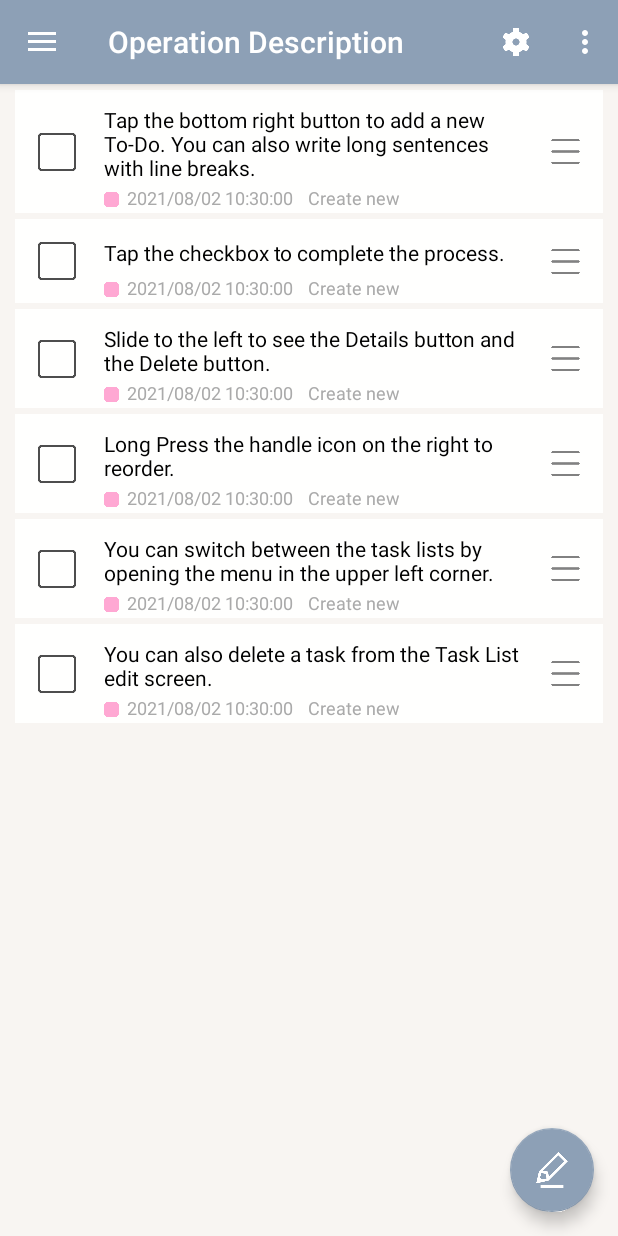
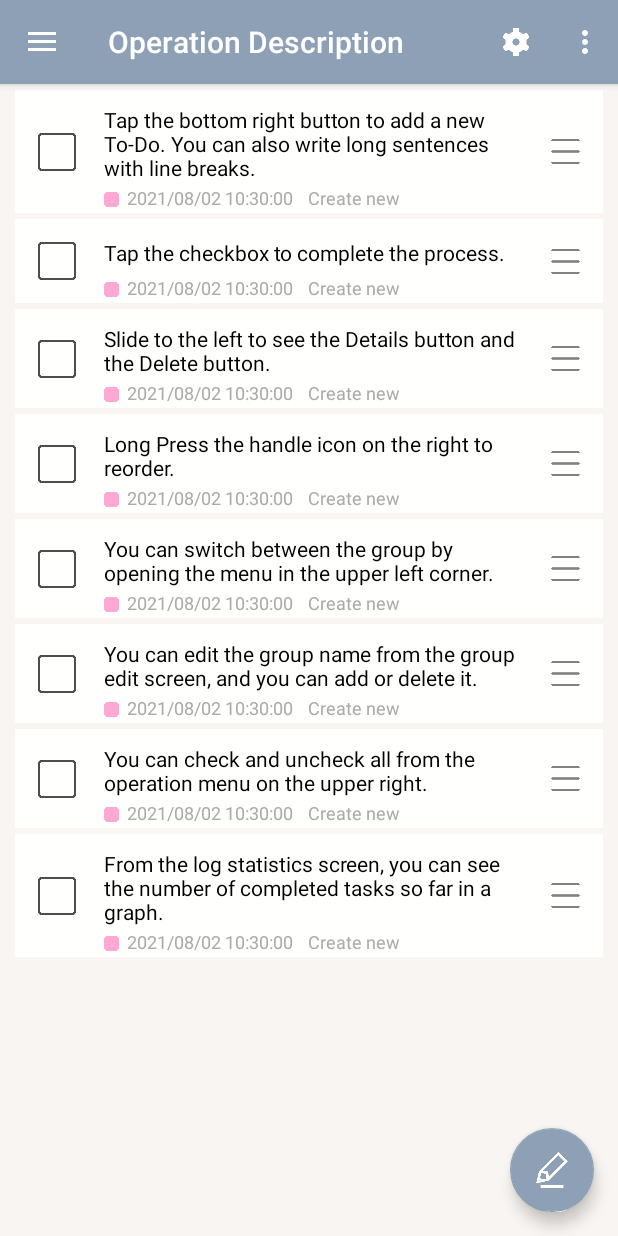
Before and after one commit to highcom/ToDoLog, an Android app: the screen it shows after launch (ToDoMainActivity), on a phone screen of 412 x 824 dp. Run offline under Robolectric (Android 15) with nearby library versions, the phone set to English and light mode, and no system bars; our stand-ins replace AdMob, Room's generated code; libraries missing offline, so code that uses them is left out: jp.co.recruit_mp; 4 statements that could not run were skipped.

Commit message:
画面レイアウトの調整と初期表示データの追加

```diff
--- a/app/src/main/java/com/highcom/todolog/LogChartActivity.java
+++ b/app/src/main/java/com/highcom/todolog/LogChartActivity.java
@@ -94,8 +94,8 @@ public class LogChartActivity extends AppCompatActivity {
             mLogViewModel.getDoneCountByLogDate(mGroupId).observe(this, doneCounts -> {
                 List<Date> dateRange = createDateRange(doneCounts);
                 HashMap<Date, Integer> dateHashMap = summarizeDateCount(doneCounts);
+                list.add(new BarChartItem(dateRange, generateDataBar(dateRange, dateHashMap), getApplicationContext()));
                 list.add(new LineChartItem(dateRange, generateDataLine(dateRange, dateHashMap), getApplicationContext()));
-                list.add(new BarChartItem(dateRange, generateDataBar(dateRange, dateHashMap), getApplicationContext()));
                 lv.setAdapter(mCda);
 
                 // 最後にPieChartを表示する
--- a/app/src/main/java/com/highcom/todolog/datamodel/ToDoLogRoomDatabase.java
+++ b/app/src/main/java/com/highcom/todolog/datamodel/ToDoLogRoomDatabase.java
@@ -77,6 +77,8 @@ abstract class ToDoLogRoomDatabase extends RoomDatabase {
                 logDao.insert(new Log(19, 13, new Date(currentTime), Log.LOG_CHANGE_STATUS_DONE));
                 logDao.insert(new Log(20, 8, new Date(currentTime - (1000 * 60 * 60 * 24)), Log.LOG_CHANGE_STATUS_TODO));
                 logDao.insert(new Log(21, 8, new Date(currentTime), Log.LOG_CHANGE_STATUS_DONE));
+                logDao.insert(new Log(22, 16, new Date(currentTime), Log.LOG_CREATE_NEW));
+                logDao.insert(new Log(23, 17, new Date(currentTime), Log.LOG_CREATE_NEW));
 
                 ToDoDao todoDao = INSTANCE.toDoDao();
                 todoDao.deleteAll();
@@ -97,6 +99,9 @@ abstract class ToDoLogRoomDatabase extends RoomDatabase {
                 todoDao.insert(new ToDo(13, 1, 2, 3, mContext.getString(R.string.todo_data_13), 19));
                 todoDao.insert(new ToDo(14, 3, 1, 3, mContext.getString(R.string.todo_data_14), 16));
                 todoDao.insert(new ToDo(15, 4, 1, 3, mContext.getString(R.string.todo_data_15), 17));
+
+                todoDao.insert(new ToDo(16, 7, 1, 1, mContext.getString(R.string.todo_data_16), 22));
+                todoDao.insert(new ToDo(17, 8, 1, 1, mContext.getString(R.string.todo_data_17), 23));
             });
         }
     };
--- a/app/src/main/res/layout/activity_main.xml
+++ b/app/src/main/res/layout/activity_main.xml
@@ -29,13 +29,6 @@
             <include layout="@layout/nav_header_main"
                 android:id="@+id/nav_header" />
 
-            <ListView
-                android:layout_weight="7"
-                android:layout_width="match_parent"
-                android:layout_height="0dp"
-                android:id="@+id/task_list_view_inside_nav">
-            </ListView>
-
             <Button
                 android:id="@+id/group_edit_button"
                 android:layout_width="match_parent"
@@ -47,6 +40,13 @@
                 android:textSize="12dp"
                 android:text="@string/group_edit"/>
 
+            <ListView
+                android:layout_weight="7"
+                android:layout_width="match_parent"
+                android:layout_height="0dp"
+                android:id="@+id/task_list_view_inside_nav">
+            </ListView>
+
         </LinearLayout>
     </com.google.android.material.navigation.NavigationView>
 </androidx.drawerlayout.widget.DrawerLayout>
--- a/app/src/main/res/values/init_data.xml
+++ b/app/src/main/res/values/init_data.xml
@@ -1,15 +1,15 @@
 <?xml version="1.0" encoding="utf-8"?>
 <resources>
     <string name="group_data_1">Operation Description</string>
-    <string name="group_data_2">Daily Things to do</string>
-    <string name="group_data_3">Work Schedule</string>
+    <string name="group_data_2">Ex. Daily Things to do</string>
+    <string name="group_data_3">Ex. Work Schedule</string>
 
     <string name="todo_data_1">Tap the bottom right button to add a new To-Do. You can also write long sentences with line breaks.</string>
     <string name="todo_data_2">Tap the checkbox to complete the process.</string>
     <string name="todo_data_3">Slide to the left to see the Details button and the Delete button.</string>
     <string name="todo_data_4">Long Press the handle icon on the right to reorder.</string>
-    <string name="todo_data_5">You can switch between the task lists by opening the menu in the upper left corner.</string>
-    <string name="todo_data_6">You can also delete a task from the Task List edit screen.</string>
+    <string name="todo_data_5">You can switch between the group by opening the menu in the upper left corner.</string>
+    <string name="todo_data_6">You can edit the group name from the group edit screen, and you can add or delete it.</string>
     <string name="todo_data_7">take breakfast.</string>
     <string name="todo_data_8">Feeding pets.</string>
     <string name="todo_data_9">Stretching.</string>
@@ -19,4 +19,6 @@
     <string name="todo_data_13">Write a weekly report.</string>
     <string name="todo_data_14">Review the reports that were submitted last week. Make a list of the points raised and reply to them by email.</string>
     <string name="todo_data_15">Check the details of the problem and assign a person to work on it.</string>
+    <string name="todo_data_16">You can check and uncheck all from the operation menu on the upper right.</string>
+    <string name="todo_data_17">From the log statistics screen, you can see the number of completed tasks so far in a graph.</string>
 </resources>
--- a/app/src/main/res/values/strings.xml
+++ b/app/src/main/res/values/strings.xml
@@ -6,8 +6,8 @@
     <string name="nav_header_subtitle">android.studio@android.com</string>
     <string name="nav_header_desc">Navigation header</string>
     <string name="action_settings">Settings</string>
-    <string name="group_edit">Edit task list</string>
-    <string name="group_select">Select task list</string>
+    <string name="group_edit">Edit group</string>
+    <string name="group_select">Select group</string>
 
     <string name="widget_title">Loading...</string>
 
@@ -18,23 +18,23 @@
     <string name="swipe_button_detail">Detail</string>
     <string name="swipe_button_chart">Chart</string>
 
-    <string name="group_edit_title">Edit task list</string>
+    <string name="group_edit_title">Edit group</string>
     <string name="group_default_name">Things to do</string>
     <string name="group_dialog_title"> : Delete？</string>
-    <string name="group_dialog_detail">ToDo list registered in the task are also deleted. Is it OK?</string>
+    <string name="group_dialog_detail">ToDo list registered in the group are also deleted. Is it OK?</string>
     <string name="group_dialog_ok">OK</string>
     <string name="group_dialog_cancel">Cancel</string>
 
     <string name="detail_title">Detail</string>
     <string name="detail_status">Status</string>
-    <string name="detail_taskgroup">task</string>
+    <string name="detail_taskgroup">Group</string>
     <string name="detail_status_todo">ToDo</string>
     <string name="detail_status_done">Done</string>
 
     <string name="log_create_new">Create new</string>
     <string name="log_change_status_todo">Change status to ToDo</string>
     <string name="log_change_status_done">Change status to Done</string>
-    <string name="log_change_group">Change registered task</string>
+    <string name="log_change_group">Change registered group</string>
     <string name="log_change_contents">Change contents</string>
 
     <string name="setting_title">Setting</string>
@@ -54,7 +54,7 @@
     <string name="chart_pie_title">Percentage of current operation types</string>
     <string name="chart_line_guide">Total</string>
     <string name="chart_bar_guide">Done count</string>
-    <string name="chart_pie_guide">Log Kind</string>
+    <string name="chart_pie_guide">Log Kind (%)</string>
 
     <string name="privacy_policy_url">https://high-commu.amebaownd.com/pages/2891722/page_201905200001</string>
     <string name="star_url">https://play.google.com/store/apps/details?id=com.highcom.todolog</string>
```
Also changed, not shown: 2 other files.
